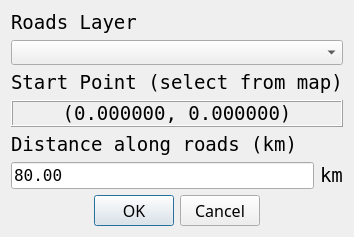
The window that RoadNetwork/road_network_dialog_base.ui (rocapp/qgis-market-analysis) describes before a commit, drawn with Qt 5.
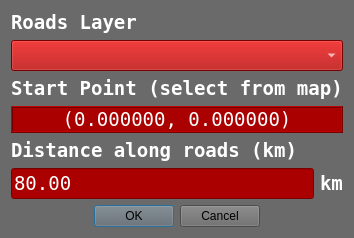
The same window after the commit.

Commit message: working with color updates

```diff
--- a/RoadNetwork/road_network_dialog_base.ui
+++ b/RoadNetwork/road_network_dialog_base.ui
@@ -13,6 +13,9 @@
   <property name="windowTitle">
    <string>Market Analysis - Road Distance</string>
   </property>
+  <property name="styleSheet">
+   <string notr="true">background-color: rgb(106, 106, 106);</string>
+  </property>
   <layout class="QGridLayout" name="gridLayout">
    <item row="0" column="0">
     <widget class="QLabel" name="label_2">
@@ -20,8 +23,13 @@
       <font>
        <family>Inconsolata</family>
        <pointsize>14</pointsize>
+       <weight>75</weight>
+       <bold>true</bold>
       </font>
      </property>
+     <property name="styleSheet">
+      <string notr="true">color: rgb(255, 255, 255);</string>
+     </property>
      <property name="text">
       <string>Roads Layer</string>
      </property>
@@ -32,9 +40,13 @@
      <property name="font">
       <font>
        <family>Inconsolata</family>
-       <pointsize>10</pointsize>
+       <pointsize>14</pointsize>
       </font>
      </property>
+     <property name="styleSheet">
+      <string notr="true">background-color: rgb(170, 0, 0);
+color: rgb(255, 255, 255);</string>
+     </property>
     </widget>
    </item>
    <item row="2" column="0" colspan="2">
@@ -43,8 +55,13 @@
       <font>
        <family>Inconsolata</family>
        <pointsize>14</pointsize>
+       <weight>75</weight>
+       <bold>true</bold>
       </font>
      </property>
+     <property name="styleSheet">
+      <string notr="true">color: rgb(255, 255, 255);</string>
+     </property>
      <property name="text">
       <string>Start Point (select from map)</string>
      </property>
@@ -61,6 +78,10 @@
      <property name="autoFillBackground">
       <bool>false</bool>
      </property>
+     <property name="styleSheet">
+      <string notr="true">background-color: rgb(170, 0, 0);
+color: rgb(255, 255, 255);</string>
+     </property>
      <property name="frameShape">
       <enum>QFrame::Box</enum>
      </property>
@@ -80,12 +101,243 @@
    </item>
    <item row="5" column="0">
     <widget class="QLineEdit" name="dist_limit">
+     <property name="palette">
+      <palette>
+       <active>
+        <colorrole role="WindowText">
+         <brush brushstyle="SolidPattern">
+          <color alpha="255">
+           <red>255</red>
+           <green>255</green>
+           <blue>255</blue>
+          </color>
+         </brush>
+        </colorrole>
+        <colorrole role="Button">
+         <brush brushstyle="SolidPattern">
+          <color alpha="255">
+           <red>170</red>
+           <green>0</green>
+           <blue>0</blue>
+          </color>
+         </brush>
+        </colorrole>
+        <colorrole role="Text">
+         <brush brushstyle="SolidPattern">
+          <color alpha="255">
+           <red>255</red>
+           <green>255</green>
+           <blue>255</blue>
+          </color>
+         </brush>
+        </colorrole>
+        <colorrole role="ButtonText">
+         <brush brushstyle="SolidPattern">
+          <color alpha="255">
+           <red>255</red>
+           <green>255</green>
+           <blue>255</blue>
+          </color>
+         </brush>
+        </colorrole>
+        <colorrole role="Base">
+         <brush brushstyle="SolidPattern">
+          <color alpha="255">
+           <red>170</red>
+           <green>0</green>
+           <blue>0</blue>
+          </color>
+         </brush>
+        </colorrole>
+        <colorrole role="Window">
+         <brush brushstyle="SolidPattern">
+          <color alpha="255">
+           <red>170</red>
+           <green>0</green>
+           <blue>0</blue>
+          </color>
+         </brush>
+        </colorrole>
+        <colorrole role="HighlightedText">
+         <brush brushstyle="SolidPattern">
+          <color alpha="255">
+           <red>0</red>
+           <green>85</green>
+           <blue>0</blue>
+          </color>
+         </brush>
+        </colorrole>
+        <colorrole role="AlternateBase">
+         <brush brushstyle="SolidPattern">
+          <color alpha="255">
+           <red>163</red>
+           <green>0</green>
+           <blue>0</blue>
+          </color>
+         </brush>
+        </colorrole>
+       </active>
+       <inactive>
+        <colorrole role="WindowText">
+         <brush brushstyle="SolidPattern">
+          <color alpha="255">
+           <red>255</red>
+           <green>255</green>
+           <blue>255</blue>
+          </color>
+         </brush>
+        </colorrole>
+        <colorrole role="Button">
+         <brush brushstyle="SolidPattern">
+          <color alpha="255">
+           <red>170</red>
+           <green>0</green>
+           <blue>0</blue>
+          </color>
+         </brush>
+        </colorrole>
+        <colorrole role="Text">
+         <brush brushstyle="SolidPattern">
+          <color alpha="255">
+           <red>255</red>
+           <green>255</green>
+           <blue>255</blue>
+          </color>
+         </brush>
+        </colorrole>
+        <colorrole role="ButtonText">
+         <brush brushstyle="SolidPattern">
+          <color alpha="255">
+           <red>255</red>
+           <green>255</green>
+           <blue>255</blue>
+          </color>
+         </brush>
+        </colorrole>
+        <colorrole role="Base">
+         <brush brushstyle="SolidPattern">
+          <color alpha="255">
+           <red>170</red>
+           <green>0</green>
+           <blue>0</blue>
+          </color>
+         </brush>
+        </colorrole>
+        <colorrole role="Window">
+         <brush brushstyle="SolidPattern">
+          <color alpha="255">
+           <red>170</red>
+           <green>0</green>
+           <blue>0</blue>
+          </color>
+         </brush>
+        </colorrole>
+        <colorrole role="HighlightedText">
+         <brush brushstyle="SolidPattern">
+          <color alpha="255">
+           <red>0</red>
+           <green>85</green>
+           <blue>0</blue>
+          </color>
+         </brush>
+        </colorrole>
+        <colorrole role="AlternateBase">
+         <brush brushstyle="SolidPattern">
+          <color alpha="255">
+           <red>163</red>
+           <green>0</green>
+           <blue>0</blue>
+          </color>
+         </brush>
+        </colorrole>
+       </inactive>
+       <disabled>
+        <colorrole role="WindowText">
+         <brush brushstyle="SolidPattern">
+          <color alpha="255">
+           <red>255</red>
+           <green>255</green>
+           <blue>255</blue>
+          </color>
+         </brush>
+        </colorrole>
+        <colorrole role="Button">
+         <brush brushstyle="SolidPattern">
+          <color alpha="255">
+           <red>170</red>
+           <green>0</green>
+           <blue>0</blue>
+          </color>
+         </brush>
+        </colorrole>
+        <colorrole role="Text">
+         <brush brushstyle="SolidPattern">
+          <color alpha="255">
+           <red>255</red>
+           <green>255</green>
+           <blue>255</blue>
+          </color>
+         </brush>
+        </colorrole>
+        <colorrole role="ButtonText">
+         <brush brushstyle="SolidPattern">
+          <color alpha="255">
+           <red>255</red>
+           <green>255</green>
+           <blue>255</blue>
+          </color>
+         </brush>
+        </colorrole>
+        <colorrole role="Base">
+         <brush brushstyle="SolidPattern">
+          <color alpha="255">
+           <red>170</red>
+           <green>0</green>
+           <blue>0</blue>
+          </color>
+         </brush>
+        </colorrole>
+        <colorrole role="Window">
+         <brush brushstyle="SolidPattern">
+          <color alpha="255">
+           <red>170</red>
+           <green>0</green>
+           <blue>0</blue>
+          </color>
+         </brush>
+        </colorrole>
+        <colorrole role="HighlightedText">
+         <brush brushstyle="SolidPattern">
+          <color alpha="255">
+           <red>0</red>
+           <green>85</green>
+           <blue>0</blue>
+          </color>
+         </brush>
+        </colorrole>
+        <colorrole role="AlternateBase">
+         <brush brushstyle="SolidPattern">
+          <color alpha="255">
+           <red>163</red>
+           <green>0</green>
+           <blue>0</blue>
+          </color>
+         </brush>
+        </colorrole>
+       </disabled>
+      </palette>
+     </property>
      <property name="font">
       <font>
        <family>Inconsolata</family>
-       <pointsize>12</pointsize>
+       <pointsize>14</pointsize>
       </font>
      </property>
+     <property name="styleSheet">
+      <string notr="true">background-color: rgb(170, 0, 0);
+color: rgb(255, 255, 255);
+alternate-background-color: rgb(163, 0, 0);</string>
+     </property>
      <property name="text">
       <string>80.00</string>
      </property>
@@ -97,8 +349,13 @@
       <font>
        <family>Inconsolata</family>
        <pointsize>14</pointsize>
+       <weight>75</weight>
+       <bold>true</bold>
       </font>
      </property>
+     <property name="styleSheet">
+      <string notr="true">color: rgb(255, 255, 255);</string>
+     </property>
      <property name="text">
       <string>km</string>
      </property>
@@ -135,8 +392,13 @@
       <font>
        <family>Inconsolata</family>
        <pointsize>14</pointsize>
+       <weight>75</weight>
+       <bold>true</bold>
       </font>
      </property>
+     <property name="styleSheet">
+      <string notr="true">color: rgb(255, 255, 255);</string>
+     </property>
      <property name="text">
       <string>Distance along roads (km)</string>
      </property>
```
The commit also changes 4 other files.
